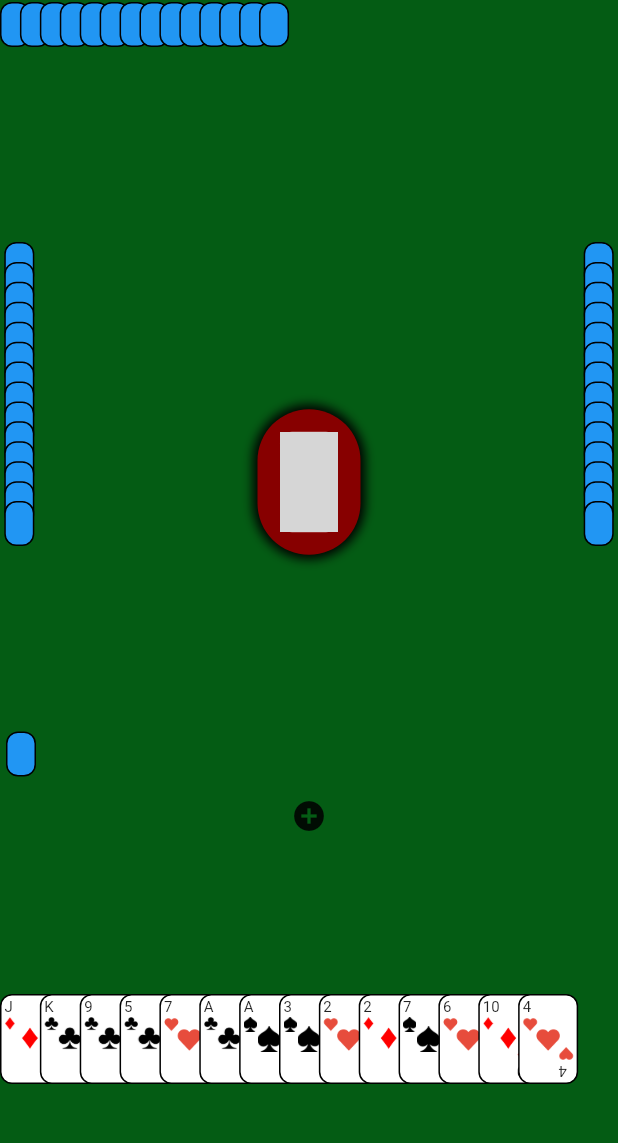
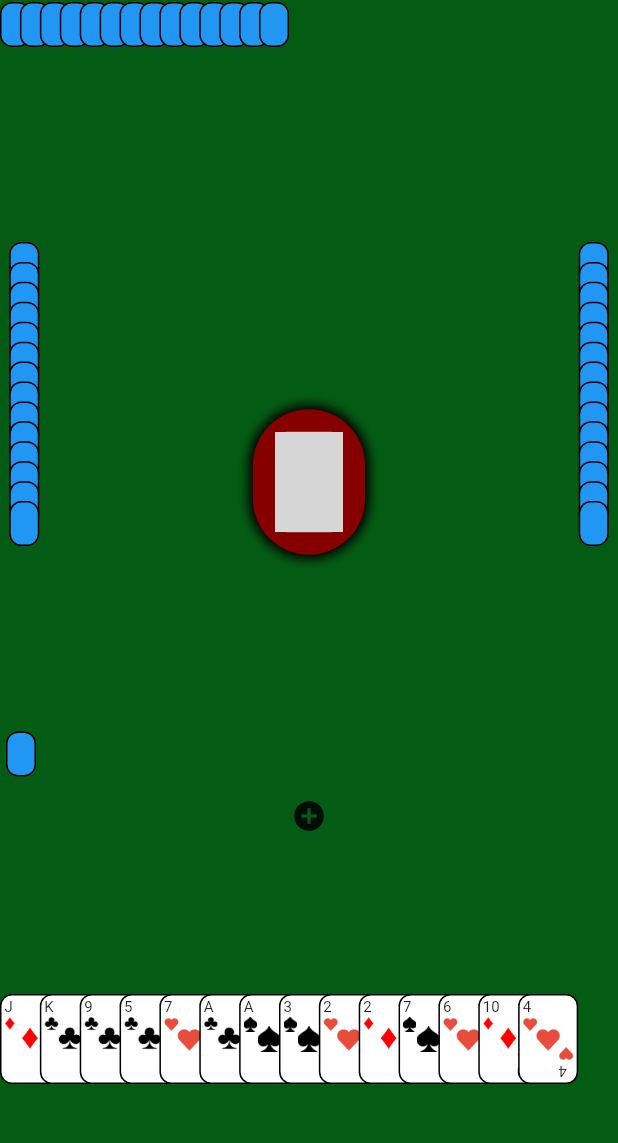
Before and after one commit to alnah005/Konkan, a Flutter app: the screen it shows after launch, on a phone screen of 412 x 824 dp, the part 82-1225 px from its top. Run offline on Flutter 3.47's test engine with Material 2 defaults, Android fonts, the phone set to English and light mode, and no system bars; network calls fail; grey boxes are pictures that could not be loaded.

Commit message:
discarded deck fixed

```diff
--- a/lib/pages/game_screen.dart
+++ b/lib/pages/game_screen.dart
@@ -195,7 +195,7 @@ class _GameScreenState extends State<GameScreen> {
                     ),
                   ),
                   Flexible(
-                      flex: 5, fit: FlexFit.tight, child: _buildFinalDecks()),
+                      flex: 10, fit: FlexFit.loose, child: _buildFinalDecks()),
                   Flexible(
                     flex: 10,
                     fit: FlexFit.tight,
```
